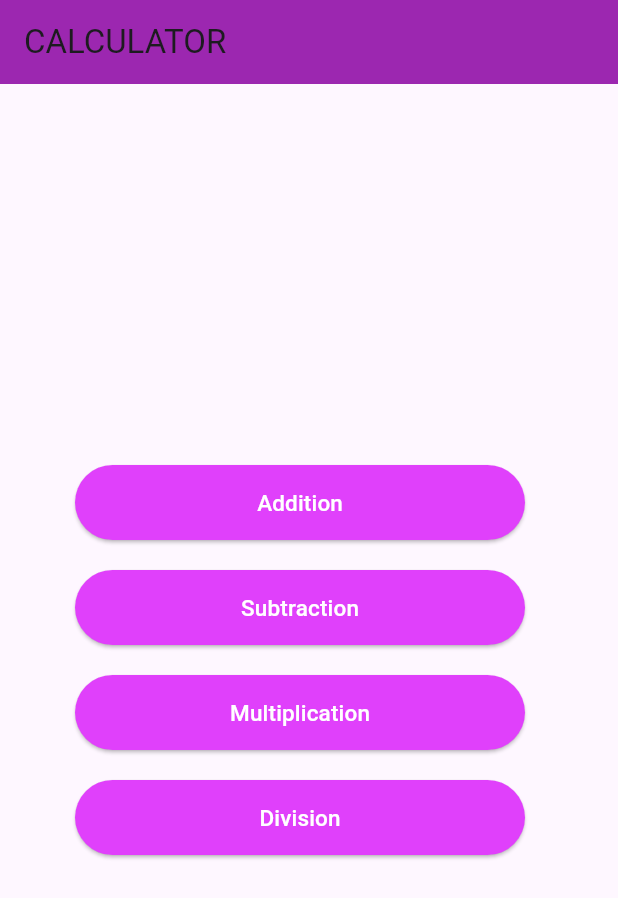
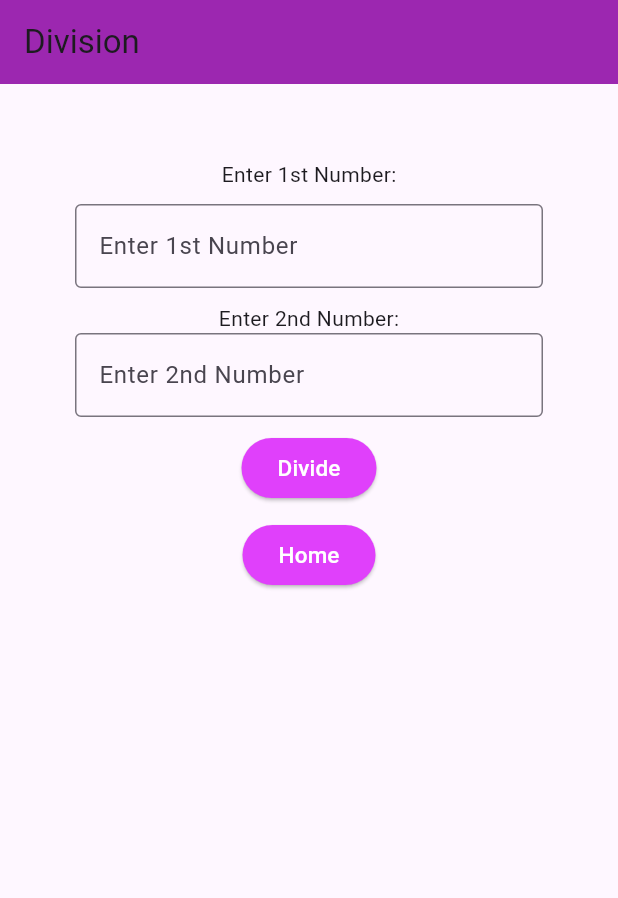
Before and after one commit to safabeegum/CALCULATOR_FLUTTER, a Flutter app: the screen it shows after launch, after a tap on "Division", on a phone screen of 412 x 824 dp. Shown: the top 898 px of the screen. Run offline on Flutter 3.47's test engine with Material 3 defaults, Android fonts, the phone set to English and light mode, and no system bars.

Commit message:
Division Created

```diff
--- /dev/null
+++ b/lib/pages/division.dart
@@ -0,0 +1,72 @@
+import 'package:flutter/material.dart';
+
+class Division extends StatelessWidget {
+  const Division({super.key});
+
+  @override
+  Widget build(BuildContext context) {
+    return MaterialApp(
+      home: Scaffold(
+        appBar: AppBar(
+          title: Text("Division"),
+          backgroundColor: Colors.purple,
+        ),
+        body: Container(
+          child: Padding(
+            padding: const EdgeInsets.all(50.0),
+            child: Column(
+              children: [
+                Text("Enter 1st Number:"),
+                SizedBox(
+                  height: 10,
+                ),
+                TextField(
+                  decoration: InputDecoration(
+                      border: OutlineInputBorder(),
+                      hintText: "Enter 1st Number"),
+                ),
+                SizedBox(
+                  height: 10,
+                ),
+                Text("Enter 2nd Number:"),
+                TextField(
+                  decoration: InputDecoration(
+                      border: OutlineInputBorder(),
+                      hintText: "Enter 2nd Number"),
+                ),
+                SizedBox(
+                  height: 10,
+                  width: 30,
+                ),
+                ElevatedButton(
+                    style: ElevatedButton.styleFrom(
+                        backgroundColor: Colors.purpleAccent),
+                    onPressed: () {},
+                    child: Text("Divide",
+                        style: TextStyle(
+                          color: Colors.white,
+                          fontSize: 15,
+                        ))),
+                SizedBox(
+                  height: 10,
+                  width: 30,
+                ),
+                ElevatedButton(
+                    style: ElevatedButton.styleFrom(
+                        backgroundColor: Colors.purpleAccent),
+                    onPressed: () {
+                      Navigator.pop(context);
+                    },
+                    child: Text("Home",
+                        style: TextStyle(
+                          color: Colors.white,
+                          fontSize: 15,
+                        )))
+              ],
+            ),
+          ),
+        ),
+      ),
+    );
+  }
+}
--- a/lib/pages/home.dart
+++ b/lib/pages/home.dart
@@ -1,4 +1,5 @@
 import 'package:calculator/pages/addition.dart';
+import 'package:calculator/pages/division.dart';
 import 'package:calculator/pages/multiplication.dart';
 import 'package:calculator/pages/subtraction.dart';
 import 'package:flutter/material.dart';
@@ -85,7 +86,9 @@ class Home extends StatelessWidget {
                   style: ElevatedButton.styleFrom(
                     backgroundColor: Colors.purpleAccent,
                   ),
-                  onPressed: () {},
+                  onPressed: () {
+                    Navigator.push(context, MaterialPageRoute(builder: (context) =>Division()));
+                  },
                   child: Text(
                     "Division",
                     style: TextStyle(
```
